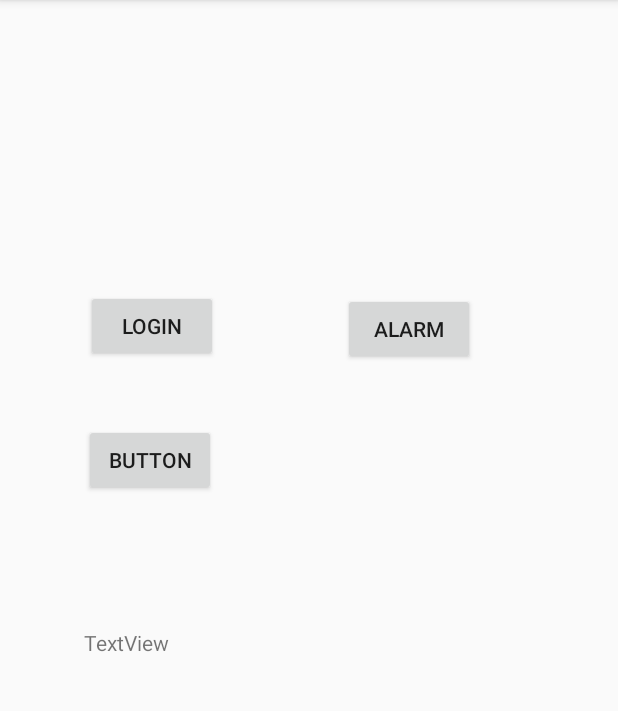
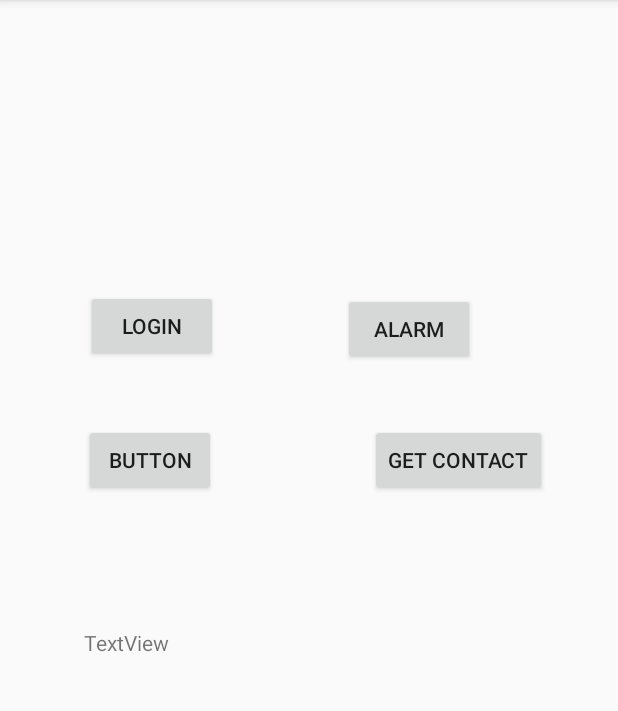
Before and after one commit to abdultanveer/Batch2, an Android app: the screen it shows after launch (MainActivity), on a phone screen of 412 x 824 dp, the part 84-795 px from its top. Run offline under Robolectric (Android 15) with nearby library versions, the phone set to English and light mode, and no system bars.

Commit message:
get contact through intent

```diff
--- a/app/src/main/res/layout/activity_main.xml
+++ b/app/src/main/res/layout/activity_main.xml
@@ -53,4 +53,16 @@
         android:text="TextView"
         app:layout_constraintStart_toStartOf="parent"
         app:layout_constraintTop_toBottomOf="@+id/mbutton" />
+
+    <Button
+        android:id="@+id/buttonContact"
+        android:layout_width="wrap_content"
+        android:layout_height="wrap_content"
+        android:layout_marginTop="39dp"
+        android:layout_marginEnd="47dp"
+        android:layout_marginRight="47dp"
+        android:text="get contact"
+        android:onClick="handleClick"
+        app:layout_constraintEnd_toEndOf="parent"
+        app:layout_constraintTop_toBottomOf="@+id/buttonAlarm" />
 </android.support.constraint.ConstraintLayout>
```
Also changed, not shown: app/src/main/java/com/example/batch2/MainActivity.java (+29 -1 lines).
